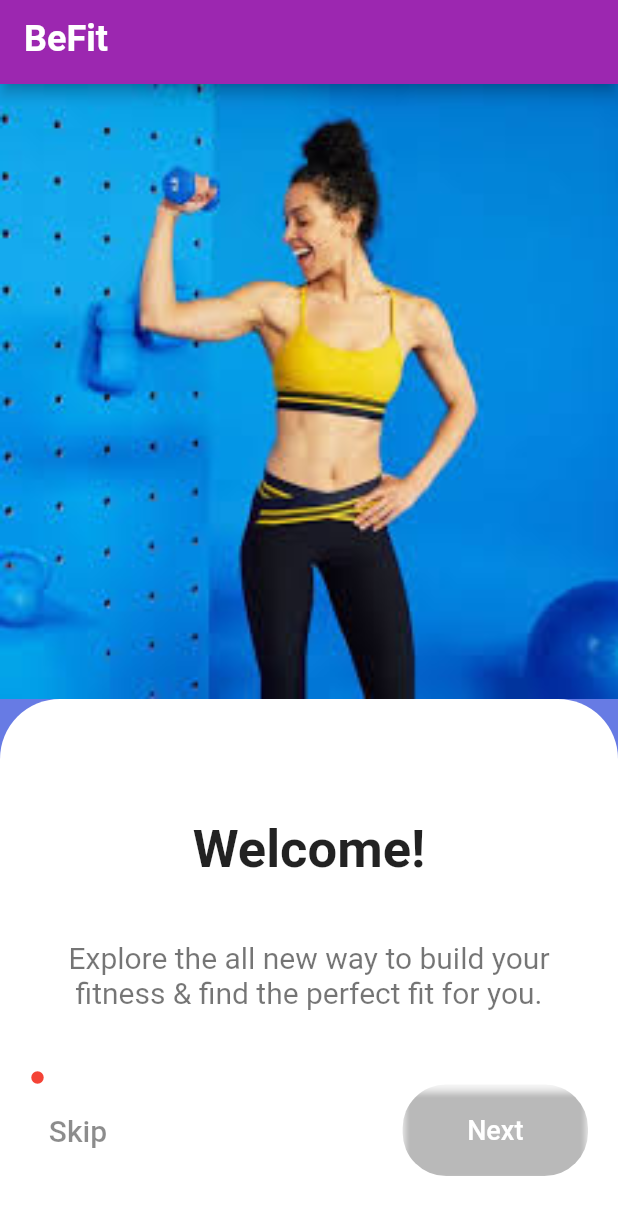
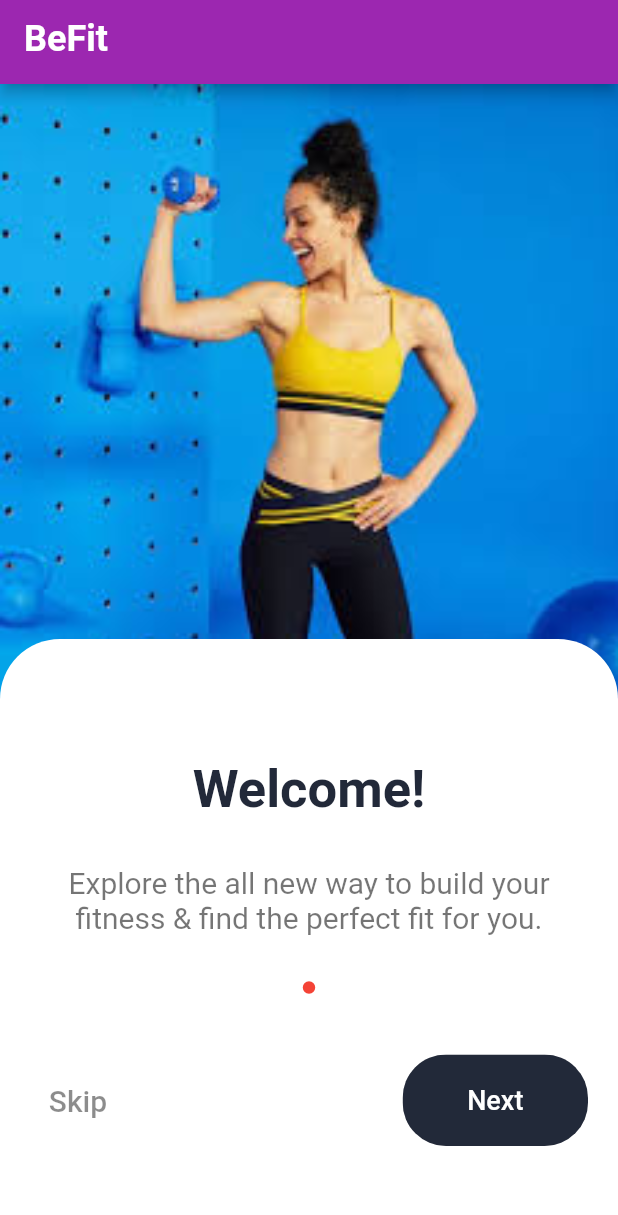
Before and after one commit to od41/flutter_g8, a Flutter app: the screen it shows after launch, on a phone screen of 412 x 824 dp. Shown: the top 1215 px of the screen. Run offline on Flutter 3.47's test engine with Material 2 defaults, Android fonts, the phone set to English and light mode, and no system bars.

Commit message:
adding padding

```diff
--- a/lib/components/details.dart
+++ b/lib/components/details.dart
@@ -3,6 +3,7 @@ import 'package:flutter/material.dart';
 import 'package:flutter_g8/components/rounded_button.dart';
 import 'package:flutter_g8/components/skip.dart';
 import 'package:flutter_g8/screens/lets_go_page.dart';
+import 'package:flutter_g8/constants.dart';
 
 class Details extends StatelessWidget {
   String heading;
@@ -36,18 +37,20 @@ class Details extends StatelessWidget {
         child: Column(
           children: [
             Padding(
-              padding: EdgeInsets.fromLTRB(0, 60, 0, 40),
+              padding: EdgeInsets.fromLTRB(0, 60, 0, 10),
               child: Text(
                 heading,
                 style: TextStyle(
-                  color: Colors.black87,
+                  color: gBlackColor,
                   fontSize: 35,
                   fontWeight: FontWeight.bold,
                 ),
               ),
             ),
+
+
             Padding(
-              padding: EdgeInsets.fromLTRB(0, 0, 0, 40),
+              padding: EdgeInsets.fromLTRB(20, 20, 20, 10),
               child: Text(
                 body,
                 style: TextStyle(
@@ -58,17 +61,24 @@ class Details extends StatelessWidget {
               ),
             ),
 
-            Row(
+            Padding(
+              padding: EdgeInsets.fromLTRB(0, 20, 0, 20),
+              child: Row(
+                mainAxisAlignment: MainAxisAlignment.center,
                 children: [
                   Icon(
                     Icons.circle,
                     size: 10,
-                  color: Colors.red
+                    color: Colors.red,
+
                   )
                 ],
               ),
+            ),
 
-            Row(
+            Padding(
+              padding: EdgeInsets.fromLTRB(0, 20, 0, 20),
+              child: Row(
                 mainAxisAlignment: MainAxisAlignment.spaceBetween,
                 children: [
                   TextButton(
@@ -80,11 +90,11 @@ class Details extends StatelessWidget {
                         ),
                       ),
                       onPressed: () {
-                    Navigator.push(
-                      context,
-                      MaterialPageRoute(builder: (context) => const LetsGoPage()
-                      ),
-                    );
+                        // Navigator.push(
+                        //   context,
+                        //   MaterialPageRoute(builder: (context) => const LoginPage()
+                        //   ),
+                        // );
                       }
                   ),
 
@@ -94,7 +104,8 @@ class Details extends StatelessWidget {
                     color: Colors.transparent,
                   ),
                 ],
-            )
+              ),
+            ),
           ],
         ),
       ),
--- a/lib/components/rounded_button.dart
+++ b/lib/components/rounded_button.dart
@@ -1,6 +1,7 @@
 import 'package:flutter/material.dart';
 import 'package:flutter_g8/constants.dart';
 import 'package:flutter_g8/screens/customize_page.dart';
+import 'package:flutter_g8/components/skip.dart';
 
 class RoundedButton extends StatelessWidget {
   final String text;
@@ -11,7 +12,7 @@ class RoundedButton extends StatelessWidget {
     Key? key,
     required this.text,
     required this.press,
-    this.color = gPrimaryColor1,
+    this.color = gBlackColor,
     this.textColor = Colors.white,
   }) : super(key: key);
 
@@ -41,7 +42,7 @@ class RoundedButton extends StatelessWidget {
       onPressed: () {},
       // onPressed: press,
       style: ElevatedButton.styleFrom(
-          primary: color,
+          primary: gBlackColor,
           padding: EdgeInsets.symmetric(horizontal: 20, vertical: 20),
           textStyle: TextStyle(
               color: textColor, fontSize: 18, fontWeight: FontWeight.w500)),
```
Also changed, not shown: lib/components/skip.dart (+30 -55 lines). Lines whose indentation alone changed are shown as unchanged.
